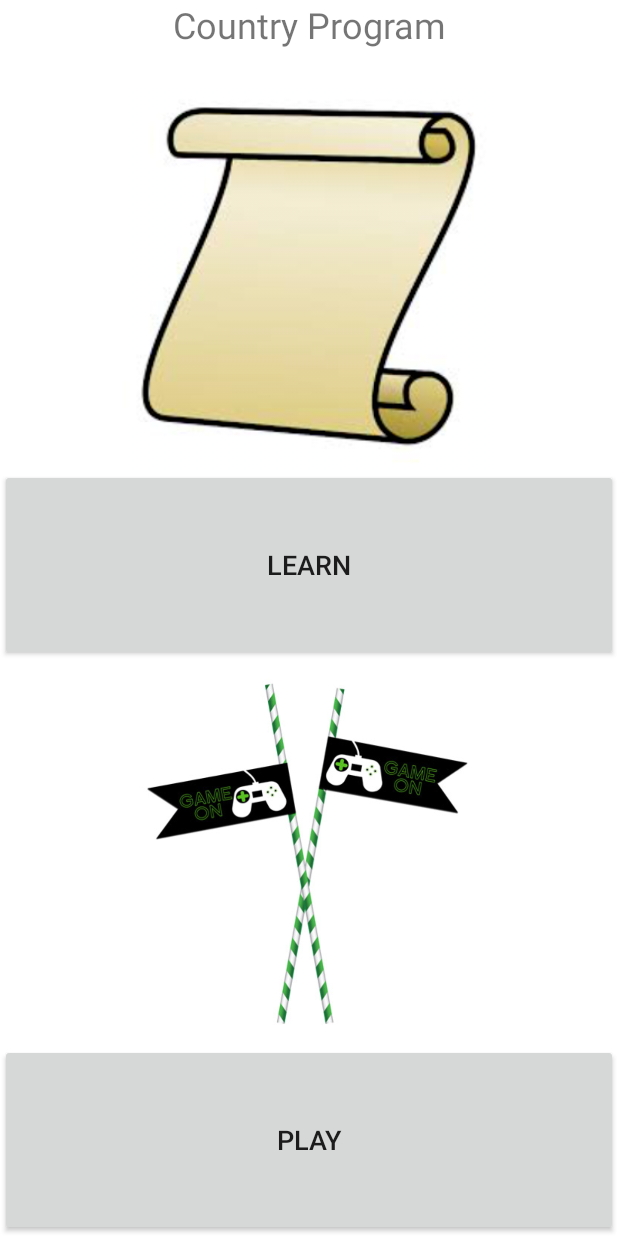
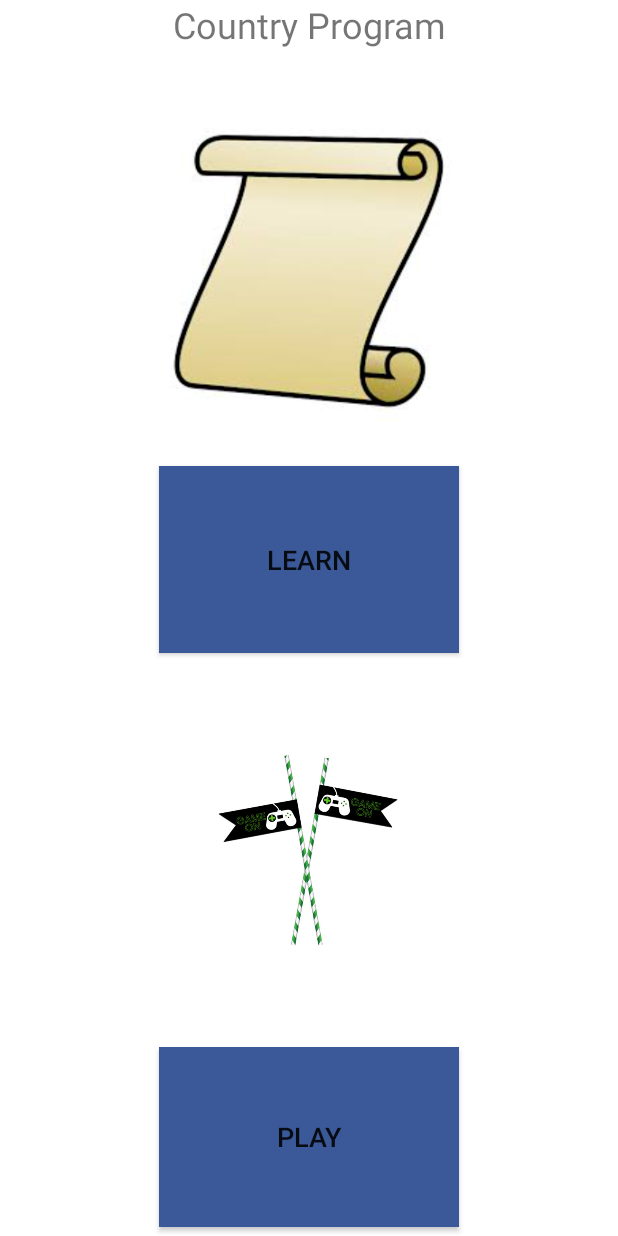
Before and after one commit to davequinta/PDM-Parcial-1, an Android app: the screen it shows after launch (MainActivity), on a phone screen of 412 x 824 dp. Run offline under Robolectric (Android 15) with nearby library versions, the phone set to English and light mode, and no system bars.

```diff
--- a/app/src/main/res/layout-land/activity_main.xml
+++ b/app/src/main/res/layout-land/activity_main.xml
@@ -36,11 +36,14 @@
                 android:src="@drawable/learn"/>
 
             <Button
-                android:layout_width="match_parent"
+                android:layout_width="200dp"
                 android:layout_height="0dp"
                 android:layout_weight="1"
                 android:onClick="learn"
+                android:layout_gravity="center"
                 android:text="Learn"
+                android:layout_margin="6dp"
+                android:background="@color/Archangel"
                 android:textSize="18sp" />
         </LinearLayout>
         <LinearLayout
@@ -54,11 +57,14 @@
                 android:layout_weight="2"
                 android:src="@drawable/game"/>
             <Button
-                android:layout_width="match_parent"
+                android:layout_width="200dp"
                 android:layout_height="0dp"
                 android:layout_weight="1"
+                android:layout_gravity="center"
                 android:text="Play"
+                android:layout_margin="6dp"
                 android:textSize="18sp"
+                android:background="@color/Archangel"
                 android:onClick="game"/>
 
         </LinearLayout>
--- a/app/src/main/res/layout/activity_main.xml
+++ b/app/src/main/res/layout/activity_main.xml
@@ -28,17 +28,22 @@
         android:layout_weight="2"
         android:orientation="vertical">
         <ImageView
-            android:layout_width="match_parent"
+            android:layout_width="200dp"
             android:layout_height="0dp"
             android:layout_weight="2"
+            android:layout_gravity="center"
             android:src="@drawable/learn"/>
 
         <Button
-            android:layout_width="match_parent"
+            android:layout_width="200dp"
             android:layout_height="0dp"
             android:layout_weight="1"
+            android:layout_gravity="center"
             android:onClick="learn"
+            android:layout_margin="5dp"
+            android:background="@color/Archangel"
             android:text="Learn"
+
             android:textSize="18sp" />
     </LinearLayout>
     <LinearLayout
@@ -47,15 +52,20 @@
         android:layout_weight="2"
         android:orientation="vertical">
         <ImageView
-            android:layout_width="match_parent"
+            android:layout_width="200dp"
             android:layout_height="0dp"
+            android:layout_gravity="center"
             android:layout_weight="2"
+            android:layout_margin="6dp"
             android:src="@drawable/game"/>
         <Button
-            android:layout_width="match_parent"
+            android:layout_width="200dp"
             android:layout_height="0dp"
             android:layout_weight="1"
+            android:layout_margin="6dp"
+            android:layout_gravity="center"
             android:text="Play"
+            android:background="@color/Archangel"
             android:textSize="18sp"
             android:onClick="game"/>
 
--- a/app/src/main/res/values/colors.xml
+++ b/app/src/main/res/values/colors.xml
@@ -4,4 +4,6 @@
     <color name="colorPrimaryDark">#303F9F</color>
     <color name="colorAccent">#FF4081</color>
     <color name="white">#FFFFFF</color>
+    <color name="Archangel">#3B5998</color>
+    <color name="Water_way">#2C8C82</color>
 </resources>
```
